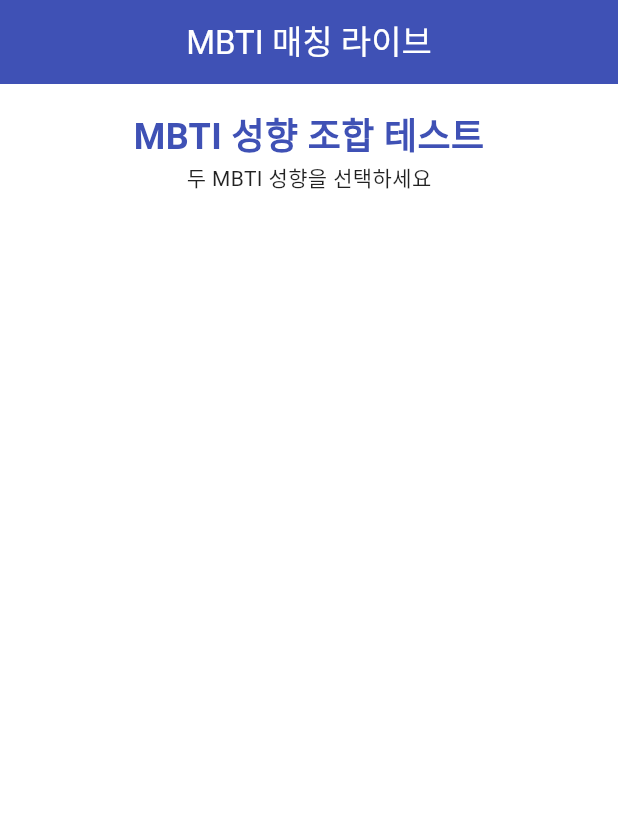
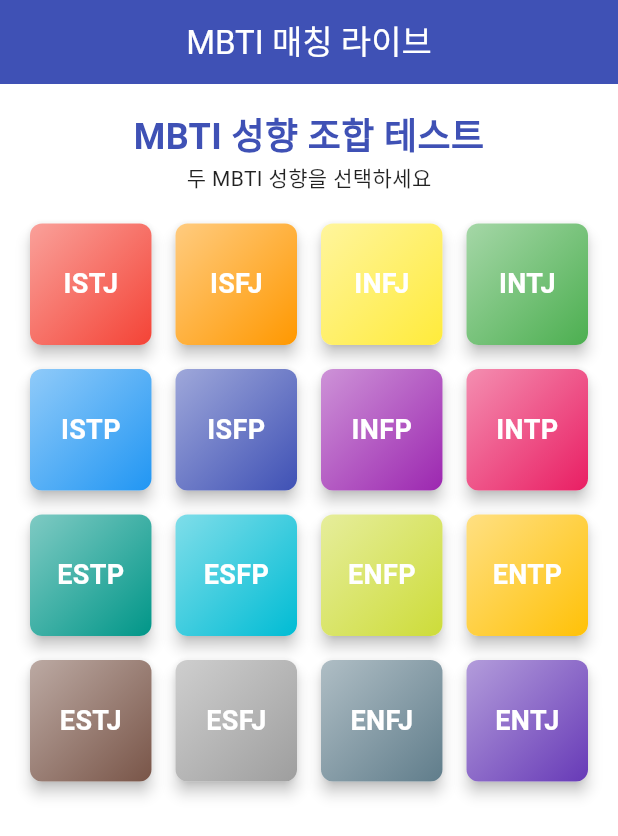
Before and after one commit to kimilguk19/mbti_live, a Flutter app: the screen it shows after launch, on a phone screen of 412 x 824 dp. Shown: the top 836 px of the screen. Run offline on Flutter 3.47's test engine with Material 3 defaults, Android fonts, the phone set to English and light mode, and no system bars.

Commit message:
6주차 3교시 강의 소스2

```diff
--- a/lib/main.dart
+++ b/lib/main.dart
@@ -4,6 +4,7 @@ import 'package:flutter/animation.dart'; // 구현하는 앱에 애니메이션
 void main() {
   runApp(const MyApp());
 }
+
 class MyApp extends StatelessWidget {
   const MyApp({super.key});
 
@@ -20,56 +21,134 @@ class MyApp extends StatelessWidget {
     );
   }
 }
+
 class MbtiLiveScreen extends StatefulWidget {
   const MbtiLiveScreen({super.key});
 
   @override
   State<MbtiLiveScreen> createState() => _MbtiLiveScreenState();
 }
+
 class _MbtiLiveScreenState extends State<MbtiLiveScreen> {
   // MBTI 초기 값 지정(16개)
   List<String> mbtiTypes = [
-    'ISTJ', 'ISFJ', 'INFJ', 'INTJ',
-    'ISTP', 'ISFP', 'INFP', 'INTP',
-    'ESTP', 'ESFP', 'ENFP', 'ENTP',
-    'ESTJ', 'ESFJ', 'ENFJ', 'ENTJ'
+    'ISTJ',
+    'ISFJ',
+    'INFJ',
+    'INTJ',
+    'ISTP',
+    'ISFP',
+    'INFP',
+    'INTP',
+    'ESTP',
+    'ESFP',
+    'ENFP',
+    'ENTP',
+    'ESTJ',
+    'ESFJ',
+    'ENFJ',
+    'ENTJ',
   ];
   // MBTI 유형에 매칭되는 16개의 색상
   List<Color> mbtiColors = [
-    Colors.red,     //ISTJ-
-    Colors.orange,  //ISFJ
-    Colors.yellow,  //INFJ
-    Colors.green,   //INTJ-
-    Colors.blue,    //ISTP-
-    Colors.indigo,  //ISFP
-    Colors.purple,  //INFP
-    Colors.pink,    //INTP-
-    Colors.teal,    //ESTP-
-    Colors.cyan,    //ESFP
-    Colors.lime,    //ENFP
-    Colors.amber,   //ENTP-
-    Colors.brown,   //ESTJ-
-    Colors.grey,    //ESFJ
-    Colors.blueGrey,//ENFJ
-    Colors.deepPurple//ENTJ-
+    Colors.red, //ISTJ-
+    Colors.orange, //ISFJ
+    Colors.yellow, //INFJ
+    Colors.green, //INTJ-
+    Colors.blue, //ISTP-
+    Colors.indigo, //ISFP
+    Colors.purple, //INFP
+    Colors.pink, //INTP-
+    Colors.teal, //ESTP-
+    Colors.cyan, //ESFP
+    Colors.lime, //ENFP
+    Colors.amber, //ENTP-
+    Colors.brown, //ESTJ-
+    Colors.grey, //ESFJ
+    Colors.blueGrey, //ENFJ
+    Colors.deepPurple, //ENTJ-
   ];
   Map<String, Map<String, List<String>>> mbtiMatches = {
-    'ISTJ': {'best': ['ISTJ', 'ISFJ'], 'good': ['ISTJ', 'INFJ'], 'bed': ['ISTJ', 'INTJ']},
-    'ISFJ': {'best': ['ISFJ', 'ISTJ'], 'good': ['ISFJ', 'INFP'], 'bed': ['ISFJ', 'INTP']},
-    'INFJ': {'best': ['INFJ', 'ISTJ'], 'good': ['INFJ', 'ISFP'], 'bed': ['INFJ', 'INTJ']},
-    'INTJ': {'best': ['INTJ', 'ISTJ'], 'good': ['INTJ', 'INFP'], 'bed': ['INTJ', 'ISFP']},
-    'ISTP': {'best': ['ISTP', 'ISFP'], 'good': ['ISTP', 'INFP'], 'bed': ['ISTP', 'INTP']},
-    'ISFP': {'best': ['ISFP', 'ISTP'], 'good': ['ISFP', 'INFP'], 'bed': ['ISFP', 'INTJ']},
-    'INFP': {'best': ['INFP', 'ISTP'], 'good': ['INFP', 'ISFP'], 'bed': ['INFP', 'INTP']},
-    'INTP': {'best': ['INTP', 'ISTP'], 'good': ['INTP', 'ISFP'], 'bed': ['INTP', 'INFJ']},
-    'ESTP': {'best': ['ESTP', 'ESFP'], 'good': ['ESTP', 'ENFP'], 'bed': ['ESTP', 'ENTP']},
-    'ESFP': {'best': ['ESFP', 'ESTP'], 'good': ['ESFP', 'ENFP'], 'bed': ['ESFP', 'ENTJ']},
-    'ENFP': {'best': ['ENFP', 'ESTP'], 'good': ['ENFP', 'ESFP'], 'bed': ['ENFP', 'ENTJ']},
-    'ENTP': {'best': ['ENTP', 'ESTP'], 'good': ['ENTP', 'ESFP'], 'bed': ['ENTP', 'ENFJ']},
-    'ESTJ': {'best': ['ESTJ', 'ESFJ'], 'good': ['ESTJ', 'ENFJ'], 'bed': ['ESTJ', 'ENTJ']},
-    'ESFJ': {'best': ['ESFJ', 'ESTJ'], 'good': ['ESFJ', 'ENFP'], 'bed': ['ESFJ', 'ENTJ']},
-    'ENFJ': {'best': ['ENFJ', 'ESTJ'], 'good': ['ENFJ', 'ESFP'], 'bed': ['ENFJ', 'ENTP']},
-    'ENTJ': {'best': ['ENTJ', 'ESTJ'], 'good': ['ENTJ', 'ESFP'], 'bed': ['ENTJ', 'ENFP']}
+    'ISTJ': {
+      'best': ['ISTJ', 'ISFJ'],
+      'good': ['ISTJ', 'INFJ'],
+      'bed': ['ISTJ', 'INTJ'],
+    },
+    'ISFJ': {
+      'best': ['ISFJ', 'ISTJ'],
+      'good': ['ISFJ', 'INFP'],
+      'bed': ['ISFJ', 'INTP'],
+    },
+    'INFJ': {
+      'best': ['INFJ', 'ISTJ'],
+      'good': ['INFJ', 'ISFP'],
+      'bed': ['INFJ', 'INTJ'],
+    },
+    'INTJ': {
+      'best': ['INTJ', 'ISTJ'],
+      'good': ['INTJ', 'INFP'],
+      'bed': ['INTJ', 'ISFP'],
+    },
+    'ISTP': {
+      'best': ['ISTP', 'ISFP'],
+      'good': ['ISTP', 'INFP'],
+      'bed': ['ISTP', 'INTP'],
+    },
+    'ISFP': {
+      'best': ['ISFP', 'ISTP'],
+      'good': ['ISFP', 'INFP'],
+      'bed': ['ISFP', 'INTJ'],
+    },
+    'INFP': {
+      'best': ['INFP', 'ISTP'],
+      'good': ['INFP', 'ISFP'],
+      'bed': ['INFP', 'INTP'],
+    },
+    'INTP': {
+      'best': ['INTP', 'ISTP'],
+      'good': ['INTP', 'ISFP'],
+      'bed': ['INTP', 'INFJ'],
+    },
+    'ESTP': {
+      'best': ['ESTP', 'ESFP'],
+      'good': ['ESTP', 'ENFP'],
+      'bed': ['ESTP', 'ENTP'],
+    },
+    'ESFP': {
+      'best': ['ESFP', 'ESTP'],
+      'good': ['ESFP', 'ENFP'],
+      'bed': ['ESFP', 'ENTJ'],
+    },
+    'ENFP': {
+      'best': ['ENFP', 'ESTP'],
+      'good': ['ENFP', 'ESFP'],
+      'bed': ['ENFP', 'ENTJ'],
+    },
+    'ENTP': {
+      'best': ['ENTP', 'ESTP'],
+      'good': ['ENTP', 'ESFP'],
+      'bed': ['ENTP', 'ENFJ'],
+    },
+    'ESTJ': {
+      'best': ['ESTJ', 'ESFJ'],
+      'good': ['ESTJ', 'ENFJ'],
+      'bed': ['ESTJ', 'ENTJ'],
+    },
+    'ESFJ': {
+      'best': ['ESFJ', 'ESTJ'],
+      'good': ['ESFJ', 'ENFP'],
+      'bed': ['ESFJ', 'ENTJ'],
+    },
+    'ENFJ': {
+      'best': ['ENFJ', 'ESTJ'],
+      'good': ['ENFJ', 'ESFP'],
+      'bed': ['ENFJ', 'ENTP'],
+    },
+    'ENTJ': {
+      'best': ['ENTJ', 'ESTJ'],
+      'good': ['ENTJ', 'ESFP'],
+      'bed': ['ENTJ', 'ENFP'],
+    },
   };
   @override
   Widget build(BuildContext context) {
@@ -77,14 +156,10 @@ class _MbtiLiveScreenState extends State<MbtiLiveScreen> {
     ThemeData theme = Theme.of(context); // 디자인 속성을 일괄로 적용하기위해 변수사용
     return Scaffold(
       appBar: AppBar(
-        title: const Text(
-            'MBTI 매칭 라이브',
-            style: TextStyle(
-              color: Colors.white,
-            ),
-        ),
+        title: const Text('MBTI 매칭 라이브', style: TextStyle(color: Colors.white)),
         centerTitle: true,
-        backgroundColor: theme.colorScheme.primary,// ThemeData의 primary 색상으로 설정합니다.
+        backgroundColor:
+            theme.colorScheme.primary, // ThemeData의 primary 색상으로 설정합니다.
       ),
       body: Container(
         padding: EdgeInsets.all(16.0),
@@ -110,6 +185,53 @@ class _MbtiLiveScreenState extends State<MbtiLiveScreen> {
                 ),
               ),
             ),
+            SizedBox(height: 16.0),
+            Expanded(
+              // 화면을 벗어나는 내용이 있으면 에러가 발생되므로, 내용을 가득채우는 위젯으로 감싸줌
+              child: GridView.builder(
+                gridDelegate: SliverGridDelegateWithFixedCrossAxisCount(
+                  crossAxisCount: 4, //가로축의 개수
+                  crossAxisSpacing: 8.0, //가로축의 사이간격
+                  mainAxisSpacing: 8.0, //세로축의 사이간격
+                ),
+                itemCount: mbtiTypes.length, //출력할 전체개수
+                itemBuilder: (BuildContext context, int index) {
+                  return GestureDetector(
+                    onTap: () {}, // 액션 처리 예정
+                    child: Card(
+                      elevation: 4.0, // 그림자 효과
+                      shape: RoundedRectangleBorder(
+                        borderRadius: BorderRadius.circular(8.0), // 모서리 둥글게
+                      ),
+                      child: Container(
+                        decoration: BoxDecoration(
+                          color: mbtiColors[index],
+                          borderRadius: BorderRadius.circular(8.0),
+                          gradient: LinearGradient(
+                            begin: Alignment.topLeft,
+                            end: Alignment.bottomRight,
+                            colors: [ //0~255의 색상 값에서 50% 의 투명도 계산(아래)
+                              mbtiColors[index].withAlpha((255 * 0.5).round()),
+                              mbtiColors[index].withOpacity(1.0),//deprecated예정
+                            ],
+                          ),
+                        ),
+                        child: Center(
+                          child: Text(
+                            mbtiTypes[index],
+                            style: TextStyle(
+                              fontSize: 18.0,
+                              fontWeight: FontWeight.bold,
+                              color: Colors.white,
+                            ),
+                          ),
+                        ),
+                      ),
+                    ),
+                  );
+                }, // itemBuilder
+              ),
+            ),
           ],
         ),
       ),
```
Lines whose indentation alone changed are shown as unchanged.
